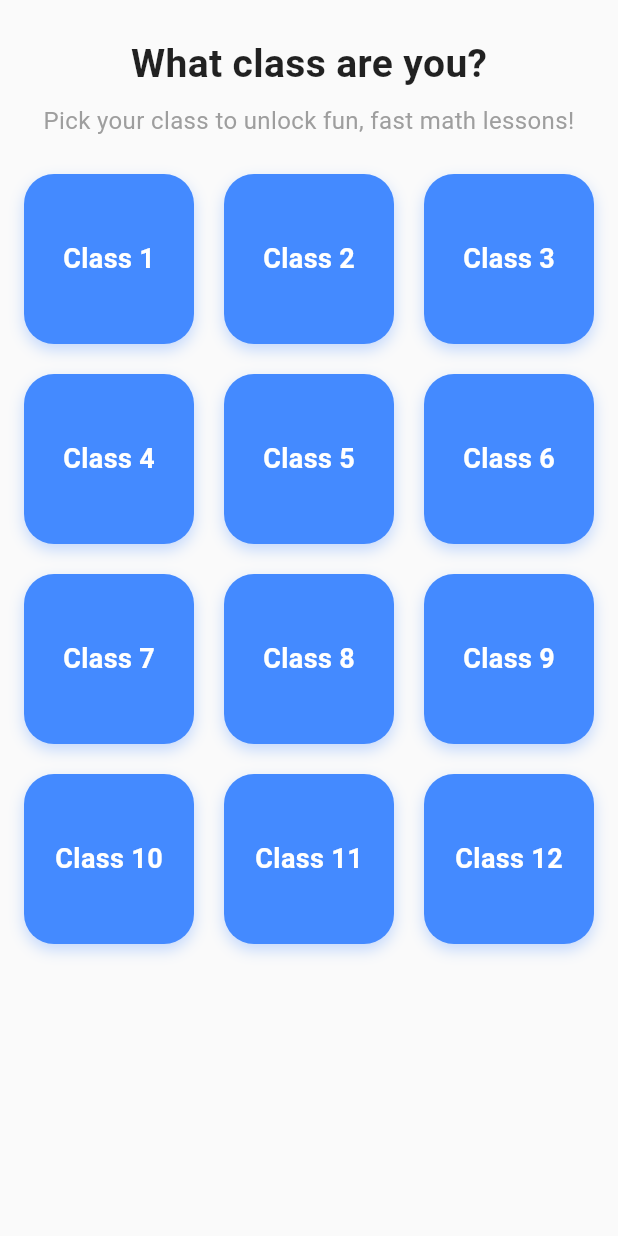
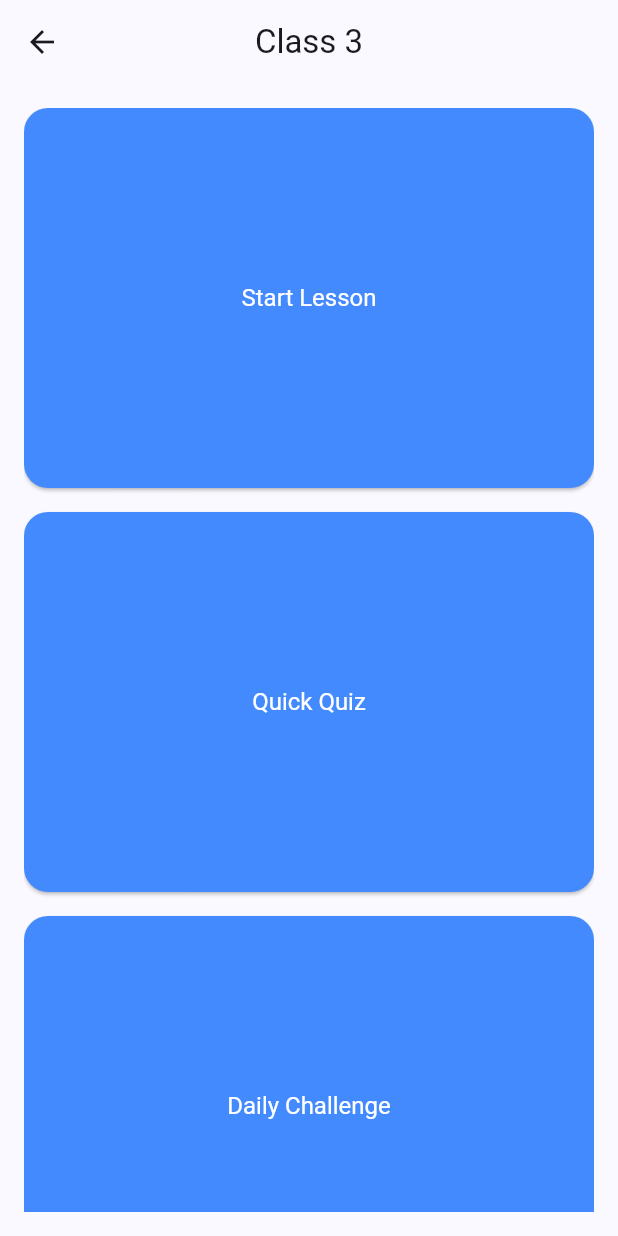
Before and after one commit to Negutzul/yababaku, a Flutter app: the screen it shows after launch, after a tap on an icon or button, on a phone screen of 412 x 824 dp. Run offline on Flutter 3.47's test engine with Material 3 defaults, Android fonts, the phone set to English and light mode, and no system bars.

Commit message:
added home page

```diff
--- a/lib/main.dart
+++ b/lib/main.dart
@@ -1,5 +1,6 @@
 import 'package:flutter/material.dart';
 import 'screens/class_selection_screen.dart';
+import 'screens/class_home_screen.dart';
 
 void main() {
   runApp(const MyApp());
@@ -16,12 +17,25 @@ class MyApp extends StatelessWidget {
         colorScheme: ColorScheme.fromSeed(seedColor: Colors.blueAccent),
         useMaterial3: true,
       ),
-      home: ClassSelectionScreen(
-        onClassSelected: (selectedClass) {
-          // You can replace this with navigation to the next screen
-          print("User selected Class $selectedClass");
-        },
-      ),
+      home: const EntryPoint(),
     );
   }
 }
+
+class EntryPoint extends StatelessWidget {
+  const EntryPoint({super.key});
+
+  @override
+  Widget build(BuildContext context) {
+    return ClassSelectionScreen(
+      onClassSelected: (selectedClass) {
+        Navigator.push(
+          context,
+          MaterialPageRoute(
+            builder: (context) => ClassHomeScreen(classNumber: selectedClass),
+          ),
+        );
+      },
+    );
+  }
+}
--- /dev/null
+++ b/lib/screens/class_home_screen.dart
@@ -0,0 +1,57 @@
+import 'package:flutter/material.dart';
+
+class ClassHomeScreen extends StatelessWidget {
+  final int classNumber;
+
+  const ClassHomeScreen({super.key, required this.classNumber});
+
+  @override
+  Widget build(BuildContext context) {
+    final List<String> buttonLabels = [
+      "Start Lesson",
+      "Quick Quiz",
+      "Daily Challenge",
+      "Review Topics",
+      "Leaderboard"
+    ];
+
+    return Scaffold(
+      appBar: AppBar(
+        title: Text("Class $classNumber"),
+        centerTitle: true,
+      ),
+      body: Padding(
+        padding: const EdgeInsets.all(16),
+        child: GridView.builder(
+          itemCount: buttonLabels.length,
+          gridDelegate: const SliverGridDelegateWithFixedCrossAxisCount(
+            crossAxisCount: 1, // 2 per row
+            crossAxisSpacing: 16,
+            mainAxisSpacing: 16,
+            childAspectRatio: 1.5,
+          ),
+          itemBuilder: (context, index) {
+            return ElevatedButton(
+              style: ElevatedButton.styleFrom(
+                padding: const EdgeInsets.all(16),
+                backgroundColor: Colors.blueAccent,
+                foregroundColor: Colors.white,
+                shape: RoundedRectangleBorder(
+                  borderRadius: BorderRadius.circular(16),
+                ),
+                textStyle: const TextStyle(fontSize: 16),
+              ),
+              onPressed: () {
+                // You can handle button clicks individually here
+                ScaffoldMessenger.of(context).showSnackBar(SnackBar(
+                  content: Text("${buttonLabels[index]} clicked!"),
+                ));
+              },
+              child: Text(buttonLabels[index]),
+            );
+          },
+        ),
+      ),
+    );
+  }
+}
```
